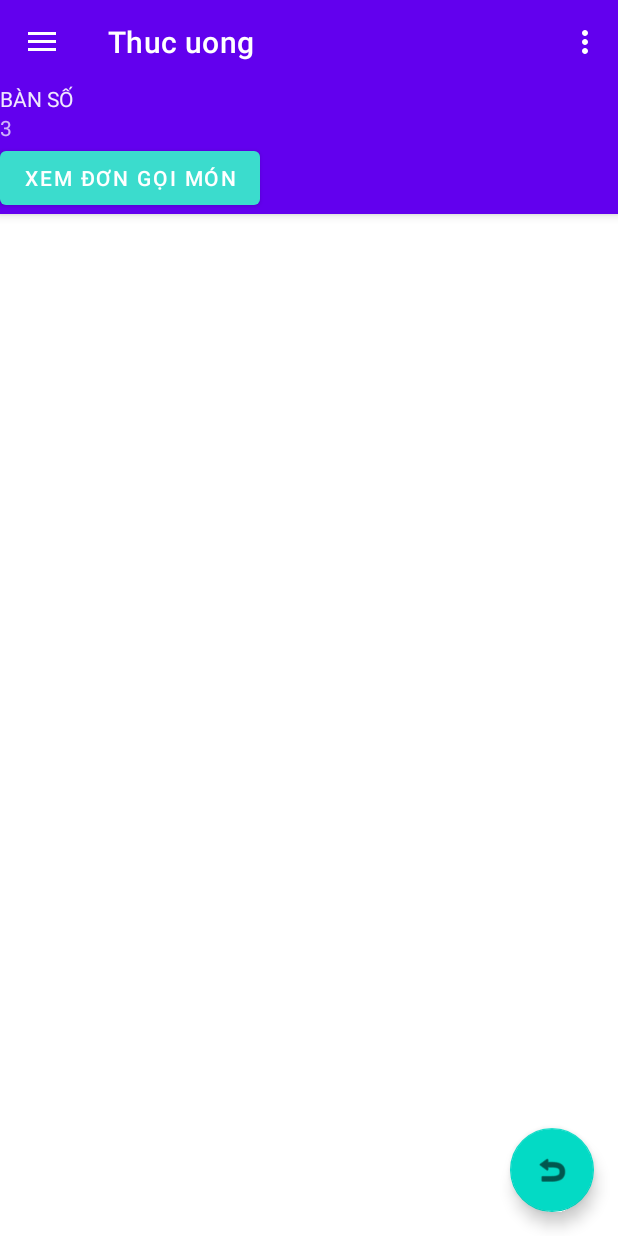
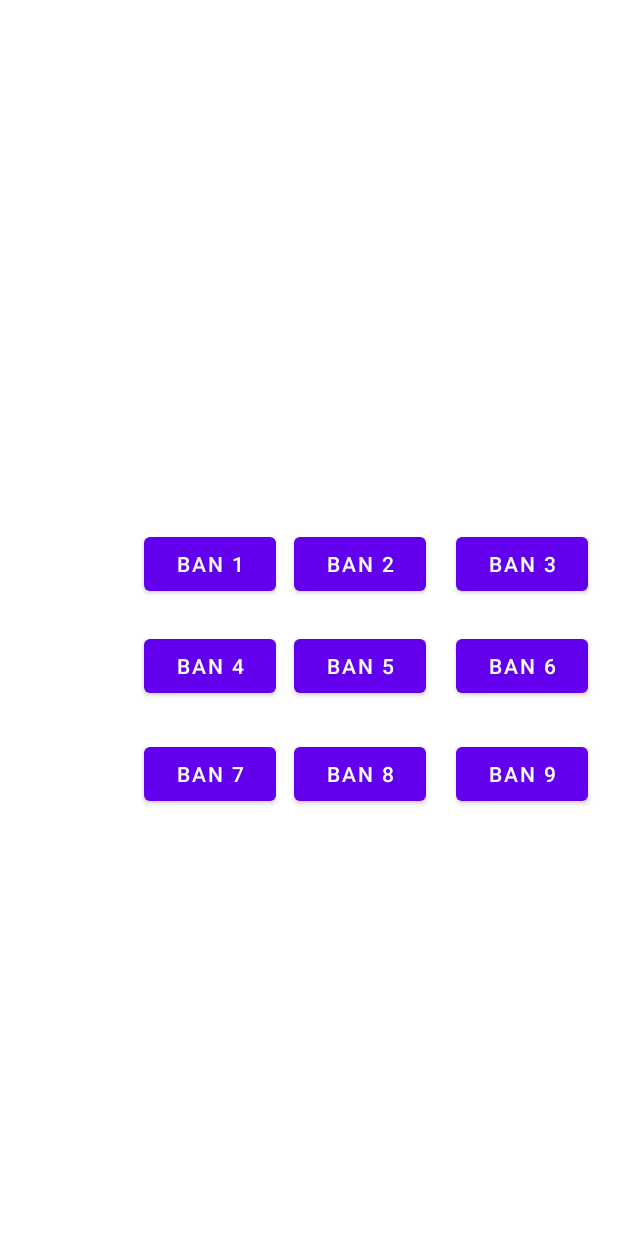
Before and after one commit to jay-pro/MobileProgramming_RestaurantFoodReservationApplication, an Android app: the screen it shows after launch (DatMonActivity before the commit, DSBanActivity after it), on a phone screen of 412 x 824 dp. Run offline under Robolectric (Android 15) with nearby library versions, the phone set to English and light mode, and no system bars.

Commit message:
Đặt món theo bàn

```diff
--- a/RestaurantFoodReservationApplication/app/src/main/java/com/example/restaurantfoodreservationapplication/DSBanActivity.java
+++ b/RestaurantFoodReservationApplication/app/src/main/java/com/example/restaurantfoodreservationapplication/DSBanActivity.java
@@ -2,13 +2,54 @@ package com.example.restaurantfoodreservationapplication;
 
 import androidx.appcompat.app.AppCompatActivity;
 
+import android.content.Intent;
 import android.os.Bundle;
+import android.view.View;
+import android.widget.Button;
+import android.widget.ImageButton;
+import android.widget.Toast;
+
+import java.util.ArrayList;
+
+import static com.example.restaurantfoodreservationapplication.DatMonActivity.MaBan;
 
 public class DSBanActivity extends AppCompatActivity {
-
+    Button btnBan1, btnBan2, btnBan3, btnBan4, btnBan5, btnBan6, btnBan7, btnBan8, btnBan9;
+    ArrayList<Button> arrayBtn;
     @Override
     protected void onCreate(Bundle savedInstanceState) {
         super.onCreate(savedInstanceState);
-        setContentView(R.layout.activity_d_s_ban);
+        setContentView(R.layout.item_dsban);
+        AnhXa();
+        arrayBtn = new ArrayList<Button>();  //khởi tạo mảng lưu các image button
+        arrayBtn.add(btnBan1); arrayBtn.add(btnBan2); arrayBtn.add(btnBan3);
+        arrayBtn.add(btnBan4); arrayBtn.add(btnBan5); arrayBtn.add(btnBan6);
+        arrayBtn.add(btnBan7); arrayBtn.add(btnBan8); arrayBtn.add(btnBan9);
+
+        //int i =0;
+        for(int i = 0; i<arrayBtn.size(); i++) {
+            int finalI = i;
+            arrayBtn.get(finalI).setOnClickListener(new View.OnClickListener() {
+                @Override
+                public void onClick(View v) {
+                    MaBan = String.format("%d", finalI + 1);
+                    Intent intent = new Intent(DSBanActivity.this, DatMonActivity.class);
+                    startActivity(intent);
+                }
+            });
+        }
+
+
+    }
+    public void AnhXa() {
+        btnBan1 = (Button) findViewById(R.id.btnBan1);
+        btnBan2 = (Button) findViewById(R.id.btnBan2);
+        btnBan3 = (Button) findViewById(R.id.btnBan3);
+        btnBan4 = (Button) findViewById(R.id.btnBan4);
+        btnBan5 = (Button) findViewById(R.id.btnBan5);
+        btnBan6 = (Button) findViewById(R.id.btnBan6);
+        btnBan7 = (Button) findViewById(R.id.btnBan7);
+        btnBan8 = (Button) findViewById(R.id.btnBan8);
+        btnBan9 = (Button) findViewById(R.id.btnBan9);
     }
 }
--- a/RestaurantFoodReservationApplication/app/src/main/java/com/example/restaurantfoodreservationapplication/DatMonActivity.java
+++ b/RestaurantFoodReservationApplication/app/src/main/java/com/example/restaurantfoodreservationapplication/DatMonActivity.java
@@ -44,8 +44,8 @@ public class DatMonActivity extends AppCompatActivity {
         setContentView(R.layout.activity_datmon);
         btnXemDonDat = (Button) findViewById(R.id.btnDonHang);
         soBan = (TextView) findViewById(R.id.txtMaBan);
-        soBan.setText("3");
-        MaBan = soBan.getText().toString();
+        soBan.setText(MaBan);
+       // MaBan = soBan.getText().toString();
         btnXemDonDat.setOnClickListener(new View.OnClickListener() {
             @Override
             public void onClick(View v) {
@@ -90,8 +90,8 @@ public class DatMonActivity extends AppCompatActivity {
         fab.setOnClickListener(new View.OnClickListener() {
             @Override
             public void onClick(View view) {
-                Snackbar.make(view, "Replace with your own action", Snackbar.LENGTH_LONG)
-                        .setAction("Action", null).show();
+                Intent intent = new Intent(DatMonActivity.this, DSBanActivity.class);
+                startActivity(intent);
             }
         });
         DrawerLayout drawer = findViewById(R.id.drawer_layout);
--- a/RestaurantFoodReservationApplication/app/src/main/java/com/example/restaurantfoodreservationapplication/XemDonDatActivity.java
+++ b/RestaurantFoodReservationApplication/app/src/main/java/com/example/restaurantfoodreservationapplication/XemDonDatActivity.java
@@ -10,6 +10,7 @@ import android.content.Intent;
 import android.os.Bundle;
 import android.view.View;
 import android.widget.ImageView;
+import android.widget.Toast;
 
 import com.example.restaurantfoodreservationapplication.Class.Chi_Tiet_Don_Dat;
 import com.google.android.material.floatingactionbutton.FloatingActionButton;
@@ -59,13 +60,14 @@ public class XemDonDatActivity extends AppCompatActivity {
             @Override
             public void onClick(View v) {
                 Query query = mDatabase.child("DonDat"+MaBan).orderByChild("maBan").equalTo(MaBan); //Sua lai ban cho phu hop
-                query.addValueEventListener(new ValueEventListener() {
+                query.addListenerForSingleValueEvent(new ValueEventListener() {
                     @Override
                     public void onDataChange(@NonNull DataSnapshot snapshot) {
                         for (DataSnapshot singleSnapshot : snapshot.getChildren()) {
                             Chi_Tiet_Don_Dat ctdondat = singleSnapshot.getValue(Chi_Tiet_Don_Dat.class);
                             mDatabase.child("DonDat"+MaBan).child(singleSnapshot.getKey()).removeValue();
                             db.child("ThanhToan").push().setValue(ctdondat);
+                            Toast.makeText(XemDonDatActivity.this, "Da xac nhan mon an thanh cong!", Toast.LENGTH_SHORT).show();
                         }
                         recyclerAdapter.notifyDataSetChanged();
                     }
@@ -84,7 +86,7 @@ public class XemDonDatActivity extends AppCompatActivity {
         recycler = (RecyclerView) findViewById(R.id.recyclerview_ctdd);
         // DatabaseReference ref = mDatabase.child("MonAn");
 
-        LinearLayoutManager layoutManager = new LinearLayoutManager(this, LinearLayoutManager.VERTICAL, true);
+        LinearLayoutManager layoutManager = new LinearLayoutManager(this, LinearLayoutManager.VERTICAL, false);
         recycler.setLayoutManager(layoutManager);
         recycler.setHasFixedSize(true);
         // Query MonAnquery = ref.equalTo("CB001");
--- /dev/null
+++ b/RestaurantFoodReservationApplication/app/src/main/res/layout/item_dsban.xml
@@ -0,0 +1,99 @@
+<?xml version="1.0" encoding="utf-8"?>
+<androidx.constraintlayout.widget.ConstraintLayout xmlns:android="http://schemas.android.com/apk/res/android"
+    xmlns:app="http://schemas.android.com/apk/res-auto"
+    xmlns:tools="http://schemas.android.com/tools"
+    android:layout_width="match_parent"
+    android:layout_height="match_parent"
+    tools:context=".DSBanActivity">
+
+    <Button
+        android:id="@+id/btnBan2"
+        android:layout_width="wrap_content"
+        android:layout_height="wrap_content"
+        android:layout_marginStart="12dp"
+        android:layout_marginBottom="424dp"
+        android:text="BAN 2"
+        app:layout_constraintBottom_toBottomOf="parent"
+        app:layout_constraintStart_toEndOf="@+id/btnBan1" />
+
+    <Button
+        android:id="@+id/btnBan8"
+        android:layout_width="wrap_content"
+        android:layout_height="wrap_content"
+        android:layout_marginStart="12dp"
+        android:layout_marginBottom="284dp"
+        android:text="BAN 8"
+        app:layout_constraintBottom_toBottomOf="parent"
+        app:layout_constraintStart_toEndOf="@+id/btnBan1" />
+
+    <Button
+        android:id="@+id/btnBan9"
+        android:layout_width="wrap_content"
+        android:layout_height="wrap_content"
+        android:layout_marginEnd="20dp"
+        android:layout_marginBottom="284dp"
+        android:text="BAN 9"
+        app:layout_constraintBottom_toBottomOf="parent"
+        app:layout_constraintEnd_toEndOf="parent" />
+
+    <Button
+        android:id="@+id/btnBan7"
+        android:layout_width="wrap_content"
+        android:layout_height="wrap_content"
+        android:layout_marginEnd="228dp"
+        android:layout_marginBottom="284dp"
+        android:text="BAN 7"
+        app:layout_constraintBottom_toBottomOf="parent"
+        app:layout_constraintEnd_toEndOf="parent" />
+
+    <Button
+        android:id="@+id/btnBan5"
+        android:layout_width="wrap_content"
+        android:layout_height="wrap_content"
+        android:layout_marginStart="12dp"
+        android:layout_marginBottom="356dp"
+        android:text="BAN 5"
+        app:layout_constraintBottom_toBottomOf="parent"
+        app:layout_constraintStart_toEndOf="@+id/btnBan1" />
+
+    <Button
+        android:id="@+id/btnBan6"
+        android:layout_width="wrap_content"
+        android:layout_height="wrap_content"
+        android:layout_marginEnd="20dp"
+        android:layout_marginBottom="356dp"
+        android:text="BAN 6"
+        app:layout_constraintBottom_toBottomOf="parent"
+        app:layout_constraintEnd_toEndOf="parent" />
+
+    <Button
+        android:id="@+id/btnBan4"
+        android:layout_width="wrap_content"
+        android:layout_height="wrap_content"
+        android:layout_marginEnd="228dp"
+        android:layout_marginBottom="356dp"
+        android:text="BAN 4"
+        app:layout_constraintBottom_toBottomOf="parent"
+        app:layout_constraintEnd_toEndOf="parent" />
+
+    <Button
+        android:id="@+id/btnBan1"
+        android:layout_width="wrap_content"
+        android:layout_height="wrap_content"
+        android:layout_marginEnd="228dp"
+        android:layout_marginBottom="424dp"
+        android:text="BAN 1"
+        app:layout_constraintBottom_toBottomOf="parent"
+        app:layout_constraintEnd_toEndOf="parent" />
+
+    <Button
+        android:id="@+id/btnBan3"
+        android:layout_width="wrap_content"
+        android:layout_height="wrap_content"
+        android:layout_marginEnd="20dp"
+        android:layout_marginBottom="424dp"
+        android:text="BAN 3"
+        app:layout_constraintBottom_toBottomOf="parent"
+        app:layout_constraintEnd_toEndOf="parent" />
+
+</androidx.constraintlayout.widget.ConstraintLayout>
```
Also changed, not shown: RestaurantFoodReservationApplication/app/src/main/AndroidManifest.xml (+12 -3 lines), RestaurantFoodReservationApplication/app/src/main/java/com/example/restaurantfoodreservationapplication/ui/dm1/DM1Fragment.java (+12 -10 lines), RestaurantFoodReservationApplication/app/src/main/java/com/example/restaurantfoodreservationapplication/ui/dm2/DM2Fragment.java (+7 -9 lines), RestaurantFoodReservationApplication/app/src/main/res/layout/activity_d_s_ban.xml (deleted, +0 -9 lines), RestaurantFoodReservationApplication/app/src/main/res/layout/recycler_chitietdondat.xml (+10 -11 lines).
